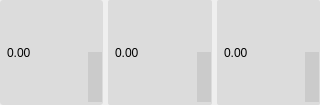
Qt form ui/vectorWidget.ui (martin8910/qtCore) before a commit.
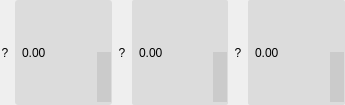
The same form after that commit. Icons and pictures are not drawn.

Commit message: - Labels in vectorWidgets - Select and remove items from the valueButton - Emitter support in context_manya to talk to other UIs - Color support in load_svg_pixmap - Get value from the dict-plug - QTreeWidget support - editable_header: For creating a header that can be edited with a click

The edit to the form file:
```diff
--- a/ui/vectorWidget.ui
+++ b/ui/vectorWidget.ui
@@ -6,7 +6,7 @@
    <rect>
     <x>0</x>
     <y>0</y>
-    <width>320</width>
+    <width>345</width>
     <height>105</height>
    </rect>
   </property>
@@ -87,6 +87,28 @@
      <property name="spacing">
       <number>5</number>
      </property>
+     <item>
+      <widget class="QLabel" name="label01">
+       <property name="sizePolicy">
+        <sizepolicy hsizetype="Fixed" vsizetype="Preferred">
+         <horstretch>0</horstretch>
+         <verstretch>0</verstretch>
+        </sizepolicy>
+       </property>
+       <property name="maximumSize">
+        <size>
+         <width>10</width>
+         <height>16777215</height>
+        </size>
+       </property>
+       <property name="text">
+        <string>?</string>
+       </property>
+       <property name="alignment">
+        <set>Qt::AlignCenter</set>
+       </property>
+      </widget>
+     </item>
      <item>
       <widget class="QDoubleSpinBox" name="value01">
        <property name="sizePolicy">
@@ -109,6 +131,28 @@
        </property>
       </widget>
      </item>
+     <item>
+      <widget class="QLabel" name="label02">
+       <property name="sizePolicy">
+        <sizepolicy hsizetype="Fixed" vsizetype="Preferred">
+         <horstretch>0</horstretch>
+         <verstretch>0</verstretch>
+        </sizepolicy>
+       </property>
+       <property name="maximumSize">
+        <size>
+         <width>10</width>
+         <height>16777215</height>
+        </size>
+       </property>
+       <property name="text">
+        <string>?</string>
+       </property>
+       <property name="alignment">
+        <set>Qt::AlignCenter</set>
+       </property>
+      </widget>
+     </item>
      <item>
       <widget class="QDoubleSpinBox" name="value02">
        <property name="sizePolicy">
@@ -131,6 +175,28 @@
        </property>
       </widget>
      </item>
+     <item>
+      <widget class="QLabel" name="label03">
+       <property name="sizePolicy">
+        <sizepolicy hsizetype="Fixed" vsizetype="Preferred">
+         <horstretch>0</horstretch>
+         <verstretch>0</verstretch>
+        </sizepolicy>
+       </property>
+       <property name="maximumSize">
+        <size>
+         <width>10</width>
+         <height>16777215</height>
+        </size>
+       </property>
+       <property name="text">
+        <string>?</string>
+       </property>
+       <property name="alignment">
+        <set>Qt::AlignCenter</set>
+       </property>
+      </widget>
+     </item>
      <item>
       <widget class="QDoubleSpinBox" name="value03">
        <property name="sizePolicy">
```
The commit also changes 9 other files.
